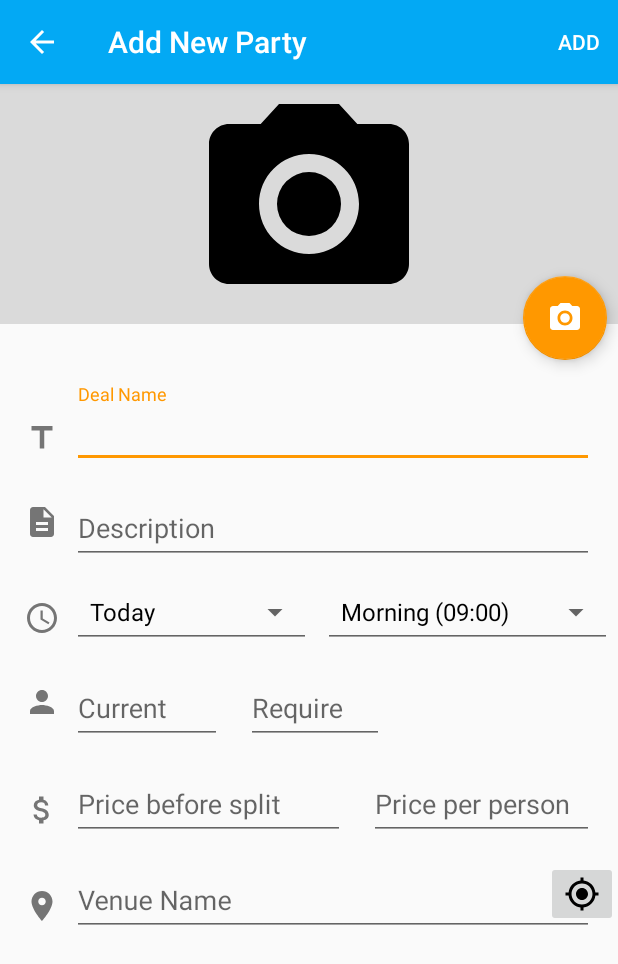
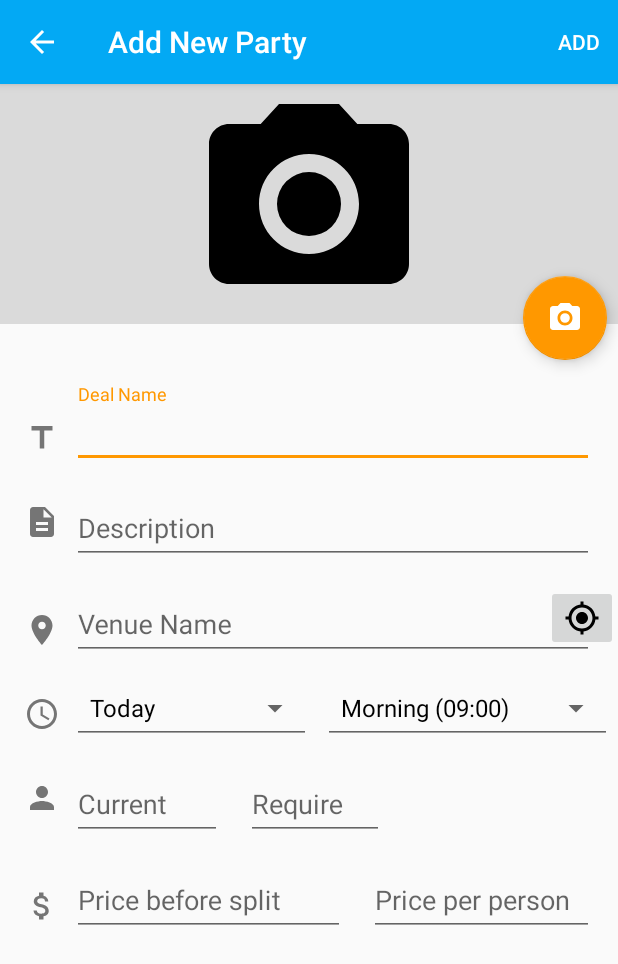
Before and after one commit to PhompAng/EatyFinder, an Android app: the AddActivity screen opened directly, with no data from a screen before it, on a phone screen of 412 x 824 dp. Shown: the top 964 px of the screen. Run offline under Robolectric (Android 15) with nearby library versions, the phone set to English and light mode, and no system bars; our stand-ins replace ButterKnife, Firebase (no records; nobody signed in at launch, a user with empty details on screens opened directly); pictures from the network do not load.

Commit message:
move location to btm of desc

```diff
--- a/app/src/main/res/layout/content_add.xml
+++ b/app/src/main/res/layout/content_add.xml
@@ -61,7 +61,7 @@
         android:layout_width="wrap_content"
         android:layout_height="48dp"
         android:layout_marginTop="8dp"
-        app:layout_constraintTop_toBottomOf="@+id/addDescHolder"
+        app:layout_constraintTop_toBottomOf="@+id/addLocationHolder"
         app:layout_constraintLeft_toRightOf="@+id/addDateImg"
         style="@android:style/Widget.Material.Spinner.Underlined"
         android:layout_marginStart="8dp" />
@@ -74,7 +74,7 @@
         app:layout_constraintLeft_toRightOf="@+id/addDate"
         android:layout_marginTop="8dp"
         style="@android:style/Widget.Material.Spinner.Underlined"
-        app:layout_constraintTop_toBottomOf="@+id/addDescHolder" />
+        app:layout_constraintTop_toBottomOf="@+id/addLocationHolder" />
 
     <ImageView
         android:id="@+id/addPeopleImg"
@@ -152,7 +152,7 @@
         android:layout_width="0dp"
         android:layout_height="wrap_content"
         android:layout_marginTop="8dp"
-        app:layout_constraintTop_toBottomOf="@+id/addPriceHolder"
+        app:layout_constraintTop_toBottomOf="@+id/addDescHolder"
         android:layout_marginStart="8dp"
         app:layout_constraintLeft_toRightOf="@+id/addLocationImg"
         android:layout_marginEnd="16dp"
```
